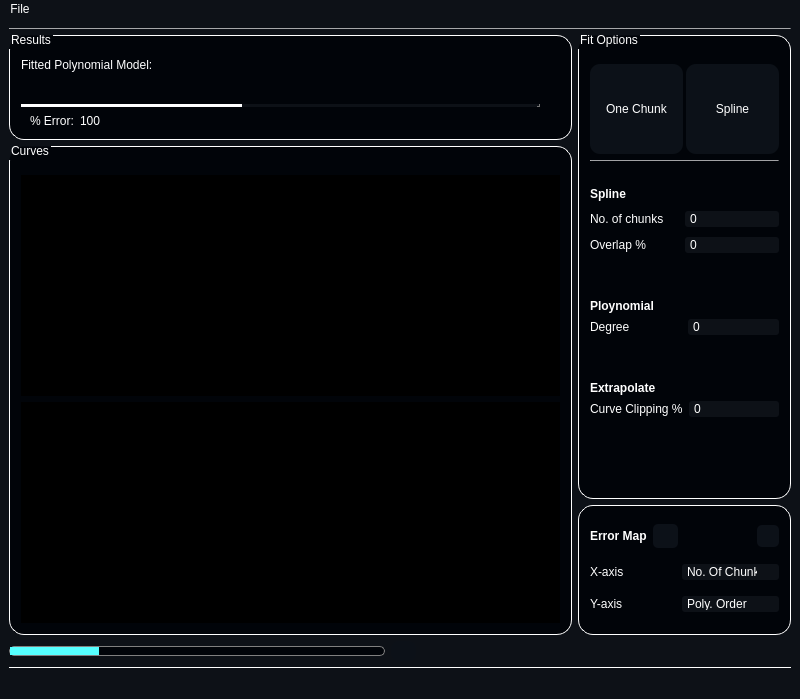
Abdullahsaeed10/Curve_Fitter, file resources/curvefittingwindow.ui: the form before one commit.
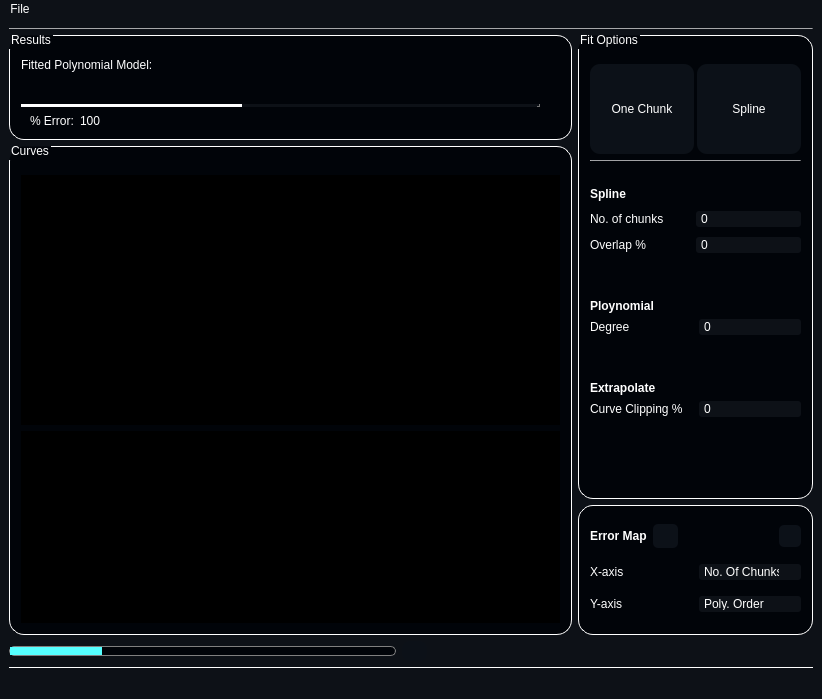
The form after the commit. Icons and pictures are not drawn. Custom widgets are drawn as their Qt base class.

Commit message: error map ui

```diff
--- a/resources/curvefittingwindow.ui
+++ b/resources/curvefittingwindow.ui
@@ -414,6 +414,12 @@
             <layout class="QVBoxLayout" name="verticalLayout_7">
              <item>
               <widget class="PlotWidget" name="curve_plot" native="true">
+               <property name="minimumSize">
+                <size>
+                 <width>0</width>
+                 <height>250</height>
+                </size>
+               </property>
                <property name="styleSheet">
                 <string notr="true">background-color: rgb(0, 0, 0);</string>
                </property>
@@ -437,6 +443,12 @@
        <layout class="QVBoxLayout" name="verticalLayout_10">
         <item>
          <widget class="QGroupBox" name="groupBox_3">
+          <property name="minimumSize">
+           <size>
+            <width>235</width>
+            <height>0</height>
+           </size>
+          </property>
           <property name="maximumSize">
            <size>
             <width>300</width>
@@ -1036,7 +1048,7 @@
          <widget class="QGroupBox" name="groupBox_4">
           <property name="minimumSize">
            <size>
-            <width>0</width>
+            <width>235</width>
             <height>130</height>
            </size>
           </property>
```
Left out of the diff: 3 changed lines with no effect on the pictures. The commit also changes 2 other files.
